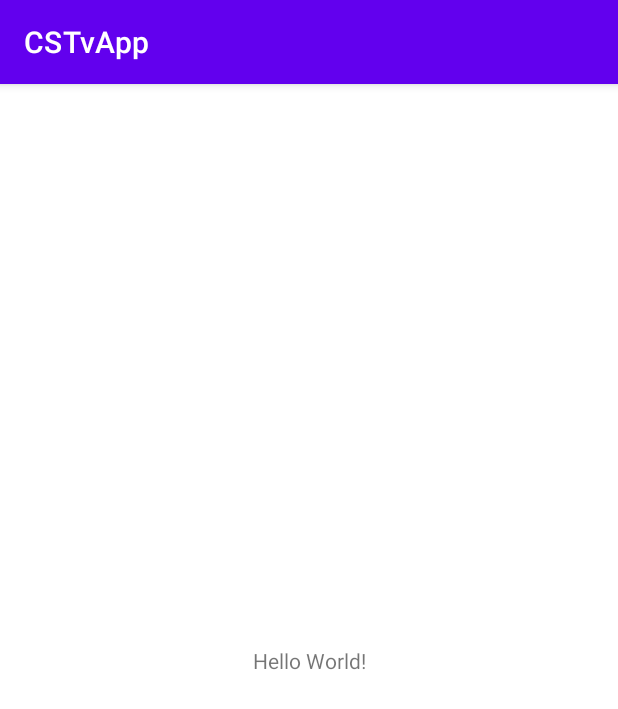
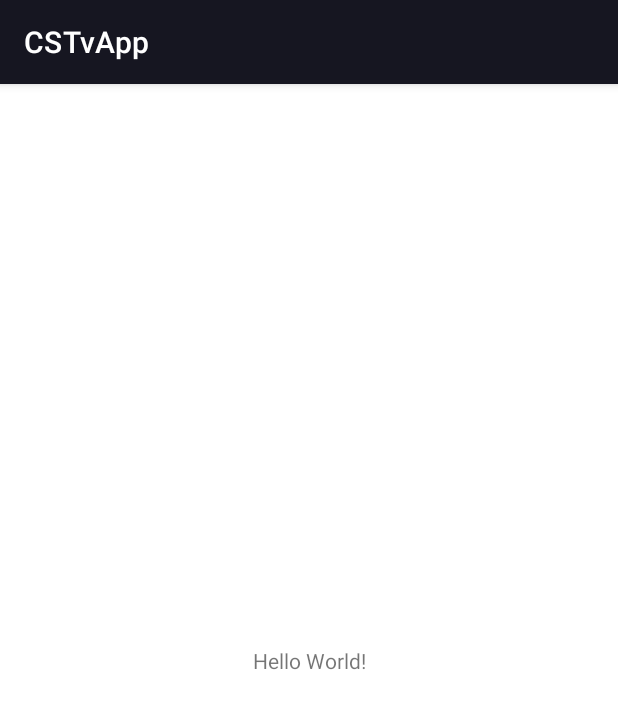
Before and after one commit to brunofelix7/CSTvApp, an Android app: the screen it shows after launch (MainActivity), on a phone screen of 412 x 824 dp. Shown: the top 709 px of the screen. Run offline under Robolectric (Android 15) with nearby library versions, the phone set to English and light mode, and no system bars.

Commit message:
:bento: Inclusão de cores e atualização de temas

```diff
--- a/app/src/main/res/values-night/themes.xml
+++ b/app/src/main/res/values-night/themes.xml
@@ -2,12 +2,12 @@
     <!-- Base application theme. -->
     <style name="Theme.CSTvApp" parent="Theme.MaterialComponents.DayNight.DarkActionBar">
         <!-- Primary brand color. -->
-        <item name="colorPrimary">@color/purple_200</item>
-        <item name="colorPrimaryVariant">@color/purple_700</item>
+        <item name="colorPrimary">@color/primary</item>
+        <item name="colorPrimaryVariant">@color/primary</item>
         <item name="colorOnPrimary">@color/black</item>
         <!-- Secondary brand color. -->
-        <item name="colorSecondary">@color/teal_200</item>
-        <item name="colorSecondaryVariant">@color/teal_200</item>
+        <item name="colorSecondary">@color/red</item>
+        <item name="colorSecondaryVariant">@color/red</item>
         <item name="colorOnSecondary">@color/black</item>
         <!-- Status bar color. -->
         <item name="android:statusBarColor" tools:targetApi="l">?attr/colorPrimaryVariant</item>
--- a/app/src/main/res/values/colors.xml
+++ b/app/src/main/res/values/colors.xml
@@ -1,10 +1,12 @@
 <?xml version="1.0" encoding="utf-8"?>
 <resources>
-    <color name="purple_200">#FFBB86FC</color>
-    <color name="purple_500">#FF6200EE</color>
-    <color name="purple_700">#FF3700B3</color>
-    <color name="teal_200">#FF03DAC5</color>
-    <color name="teal_700">#FF018786</color>
-    <color name="black">#FF000000</color>
-    <color name="white">#FFFFFFFF</color>
+    <color name="primary">#161621</color>
+    <color name="secondary">#272639</color>
+    <color name="dark_red">#FA1822</color>
+    <color name="red">#F42A35</color>
+    <color name="grey">#515060</color>
+    <color name="black">#000000</color>
+    <color name="white">#FFFFFF</color>
+    <color name="light">#FAFAFA</color>
+    <color name="transparent">#00000000</color>
 </resources>
--- a/app/src/main/res/values/themes.xml
+++ b/app/src/main/res/values/themes.xml
@@ -2,12 +2,12 @@
     <!-- Base application theme. -->
     <style name="Theme.CSTvApp" parent="Theme.MaterialComponents.DayNight.DarkActionBar">
         <!-- Primary brand color. -->
-        <item name="colorPrimary">@color/purple_500</item>
-        <item name="colorPrimaryVariant">@color/purple_700</item>
+        <item name="colorPrimary">@color/primary</item>
+        <item name="colorPrimaryVariant">@color/primary</item>
         <item name="colorOnPrimary">@color/white</item>
         <!-- Secondary brand color. -->
-        <item name="colorSecondary">@color/teal_200</item>
-        <item name="colorSecondaryVariant">@color/teal_700</item>
+        <item name="colorSecondary">@color/red</item>
+        <item name="colorSecondaryVariant">@color/red</item>
         <item name="colorOnSecondary">@color/black</item>
         <!-- Status bar color. -->
         <item name="android:statusBarColor" tools:targetApi="l">?attr/colorPrimaryVariant</item>
```
